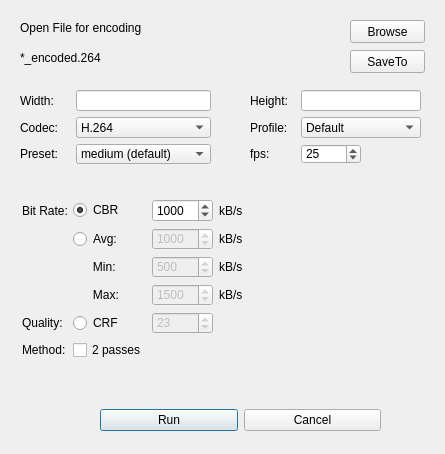
Before: the Qt Designer form encode.ui in honzabilek4/VideoCodecs, drawn with Qt 5.
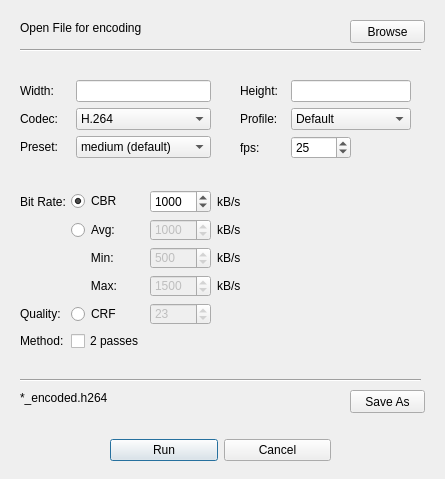
After: the same form once the commit is applied.

```diff
--- a/encode.ui
+++ b/encode.ui
@@ -7,7 +7,7 @@
     <x>0</x>
     <y>0</y>
     <width>445</width>
-    <height>454</height>
+    <height>479</height>
    </rect>
   </property>
   <property name="windowTitle">
@@ -16,10 +16,10 @@
   <widget class="QWidget" name="layoutWidget">
    <property name="geometry">
     <rect>
-     <x>100</x>
-     <y>390</y>
-     <width>281</width>
-     <height>61</height>
+     <x>110</x>
+     <y>430</y>
+     <width>221</width>
+     <height>41</height>
     </rect>
    </property>
    <layout class="QHBoxLayout" name="horizontalLayout">
@@ -69,9 +69,9 @@
    <property name="geometry">
     <rect>
      <x>20</x>
-     <y>90</y>
+     <y>80</y>
      <width>191</width>
-     <height>74</height>
+     <height>81</height>
     </rect>
    </property>
    <layout class="QGridLayout" name="gridLayout_2">
@@ -187,35 +187,35 @@
    <property name="geometry">
     <rect>
      <x>350</x>
-     <y>50</y>
+     <y>390</y>
      <width>75</width>
      <height>23</height>
     </rect>
    </property>
    <property name="text">
-    <string>SaveTo</string>
+    <string>Save As</string>
    </property>
   </widget>
   <widget class="QLabel" name="saveFileLabel">
    <property name="geometry">
     <rect>
      <x>20</x>
-     <y>50</y>
+     <y>390</y>
      <width>221</width>
      <height>16</height>
     </rect>
    </property>
    <property name="text">
-    <string>*_encoded.264</string>
+    <string>*_encoded.h264</string>
    </property>
   </widget>
   <widget class="QWidget" name="layoutWidget">
    <property name="geometry">
     <rect>
-     <x>250</x>
-     <y>90</y>
+     <x>240</x>
+     <y>80</y>
      <width>171</width>
-     <height>74</height>
+     <height>81</height>
     </rect>
    </property>
    <layout class="QGridLayout" name="gridLayout_3">
@@ -285,8 +285,8 @@
   <widget class="QWidget" name="layoutWidget">
    <property name="geometry">
     <rect>
-     <x>22</x>
-     <y>199</y>
+     <x>20</x>
+     <y>190</y>
      <width>221</width>
      <height>161</height>
     </rect>
@@ -519,6 +519,32 @@
     </item>
    </layout>
   </widget>
+  <widget class="Line" name="line">
+   <property name="geometry">
+    <rect>
+     <x>20</x>
+     <y>40</y>
+     <width>401</width>
+     <height>20</height>
+    </rect>
+   </property>
+   <property name="orientation">
+    <enum>Qt::Horizontal</enum>
+   </property>
+  </widget>
+  <widget class="Line" name="line_2">
+   <property name="geometry">
+    <rect>
+     <x>20</x>
+     <y>370</y>
+     <width>401</width>
+     <height>20</height>
+    </rect>
+   </property>
+   <property name="orientation">
+    <enum>Qt::Horizontal</enum>
+   </property>
+  </widget>
   <zorder>layoutWidget</zorder>
   <zorder>layoutWidget</zorder>
   <zorder>layoutWidget</zorder>
```
Left out of the diff: 32 changed lines with no effect on the pictures.
